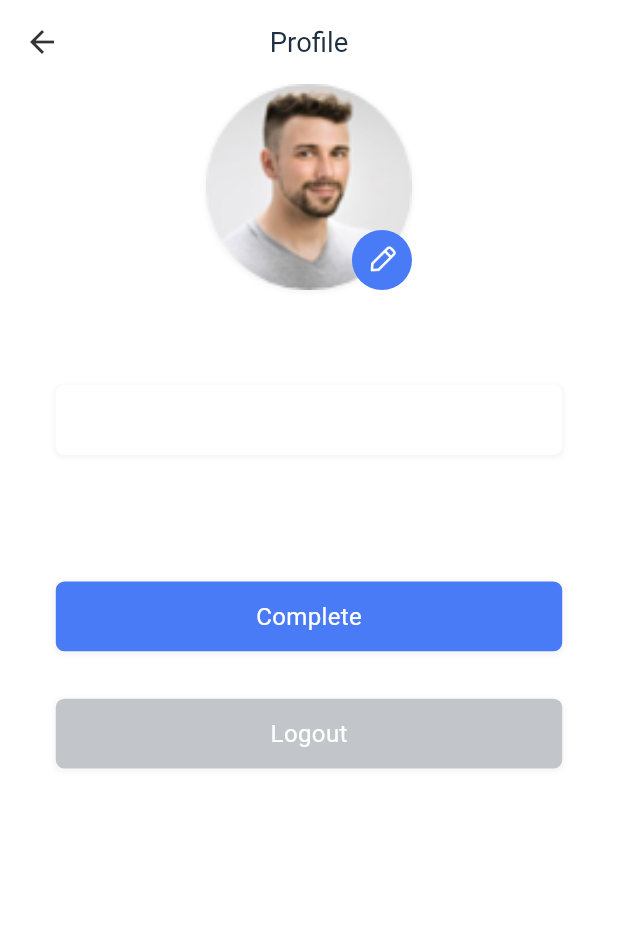
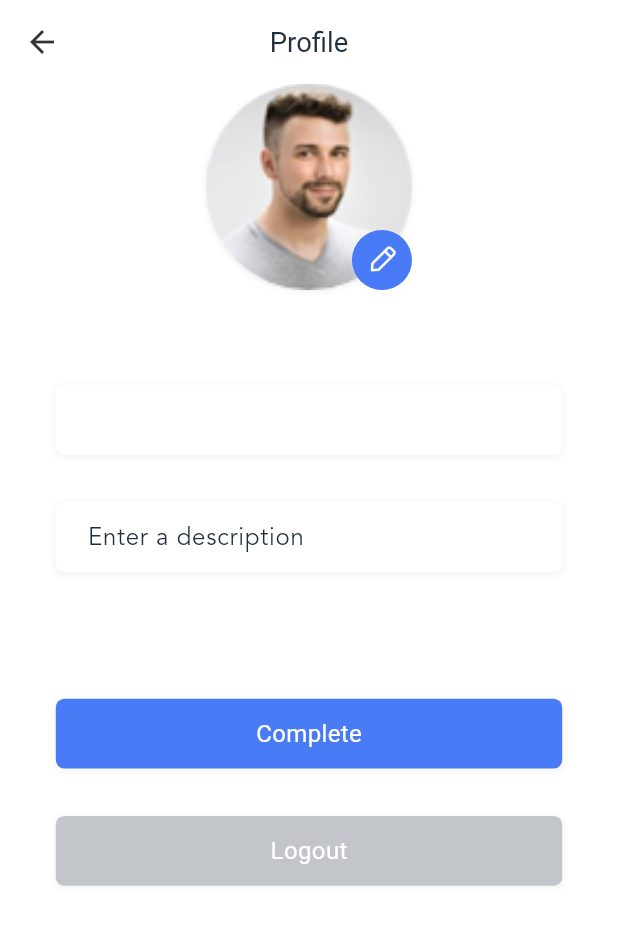
Before and after one commit to DulanjaliSenarathna/flutter-chat-app, a Flutter app: the ProfilePage screen opened directly, on a phone screen of 412 x 824 dp. Shown: the top 925 px of the screen. Run offline on Flutter 3.47's test engine with Material 3 defaults, Android fonts, the phone set to English and light mode, and no system bars; our stand-ins replace cached_network_image, cloud_firestore, cookie_jar, dio, dio_cookie_manager, firebase_core and 12 more; missing offline and left inert: agora_rtc_engine; accounts and stored records are empty; statements that could not run were skipped.

Commit message:
Frontend and save profile description in the database

```diff
--- a/lib/pages/profile/controller.dart
+++ b/lib/pages/profile/controller.dart
@@ -12,6 +12,7 @@ class ProfileController extends GetxController {
   final title = 'Jengo .';
   final state = ProfileState();
   TextEditingController nameController = TextEditingController();
+  TextEditingController descriptionController = TextEditingController();
 
   @override
   void onInit() {
@@ -31,6 +32,12 @@ class ProfileController extends GetxController {
     if (state.profile_detail.value.name == null ||
         state.profile_detail.value.name!.isEmpty) {
       toastInfo(msg: "Name can't be empty");
+      return;
+    }
+    if (state.profile_detail.value.description == null ||
+        state.profile_detail.value.description!.isEmpty) {
+      toastInfo(msg: "Description can't be empty");
+      return;
     }
 
     LoginRequestEntity loginRequestEntity = LoginRequestEntity();
@@ -38,7 +45,7 @@ class ProfileController extends GetxController {
     loginRequestEntity.avatar = userItem.avatar;
     loginRequestEntity.name = userItem.name;
     loginRequestEntity.description = userItem.description;
-    loginRequestEntity.online = userItem.online;
+    loginRequestEntity.online = userItem.online ?? 0;
     var result = await UserAPI.UpdateProfile(params: loginRequestEntity);
     if (result.code == 0) {
       UserItem userItem = state.profile_detail.value;
--- a/lib/pages/profile/view.dart
+++ b/lib/pages/profile/view.dart
@@ -22,7 +22,12 @@ class ProfilePage extends GetView<ProfileController> {
                 crossAxisAlignment: CrossAxisAlignment.center,
                 children: [
                   buildProfilePhoto(controller),
-                  bulidName(controller),
+                  bulidName(controller,(value) {
+      controller.state.profile_detail.value.name = value;
+    },controller.state.profile_detail.value.name??""),
+                  bulidDescription(controller, (value) {
+      controller.state.profile_detail.value.description = value;
+    },controller.state.profile_detail.value.description??"Enter a description"),
                   buildCompleteBtn(controller),
                   buildLogOutBtn(controller)
                 ],
--- a/lib/pages/profile/widgets/profile_widgets.dart
+++ b/lib/pages/profile/widgets/profile_widgets.dart
@@ -74,7 +74,7 @@ Widget buildProfilePhoto(ProfileController controller) {
   );
 }
 
-Widget bulidName(ProfileController controller) {
+Widget bulidName(ProfileController controller,void Function(String value)? func,String text) {
   return Container(
       width: 295.w,
       height: 44.h,
@@ -89,20 +89,35 @@ Widget bulidName(ProfileController controller) {
                 offset: const Offset(0, 1))
           ]),
       margin: EdgeInsets.only(bottom: 20.h, top: 60.h),
-      child: _profileTextField(controller, controller.nameController));
+      child: _profileTextField(controller, controller.nameController,func,text));
 }
 
+Widget bulidDescription(ProfileController controller, void Function(String value)? func, String text){
+ return Container(
+      width: 295.w,
+      height: 44.h,
+      decoration: BoxDecoration(
+          color: AppColors.primaryBackground,
+          borderRadius: BorderRadius.all(Radius.circular(5.w)),
+          boxShadow: [
+            BoxShadow(
+                color: Colors.grey.withOpacity(0.1),
+                spreadRadius: 1,
+                blurRadius: 2,
+                offset: const Offset(0, 1))
+          ]),
+      margin: EdgeInsets.only(bottom: 20.h, top: 10.h),
+      child: _profileTextField(controller, controller.descriptionController,func,text));
+}
 Widget _profileTextField(
-    ProfileController controller, TextEditingController textEditingController) {
+    ProfileController controller, TextEditingController textEditingController,void Function(String value)? func,String text) {
   return TextField(
-    onChanged: (value) {
-      controller.state.profile_detail.value.name = value;
-    },
+    onChanged: (value)=> func!(value),
     controller: textEditingController,
     maxLines: null,
     keyboardType: TextInputType.multiline,
     decoration: InputDecoration(
-        hintText: controller.state.profile_detail.value.name,
+        hintText: text,
         contentPadding: EdgeInsets.only(left: 15.w, top: 0, bottom: 0),
         border: const OutlineInputBorder(
             borderSide: BorderSide(color: Colors.transparent)),
```
